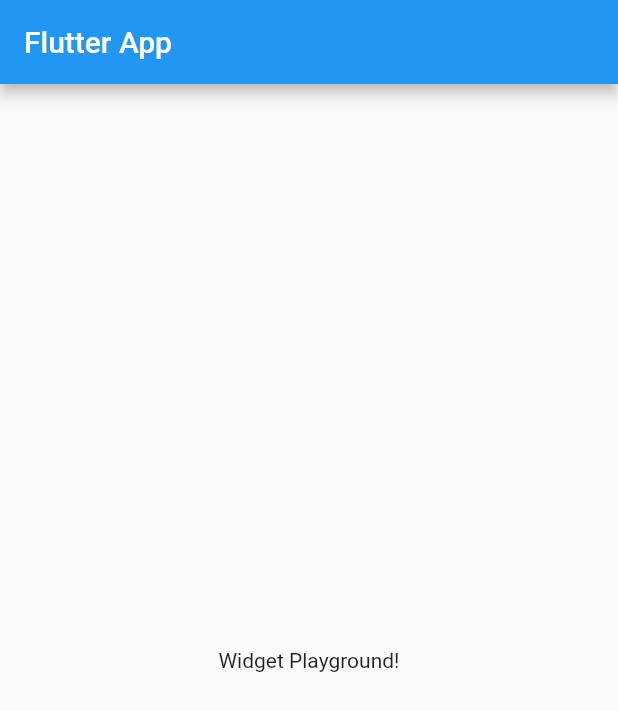
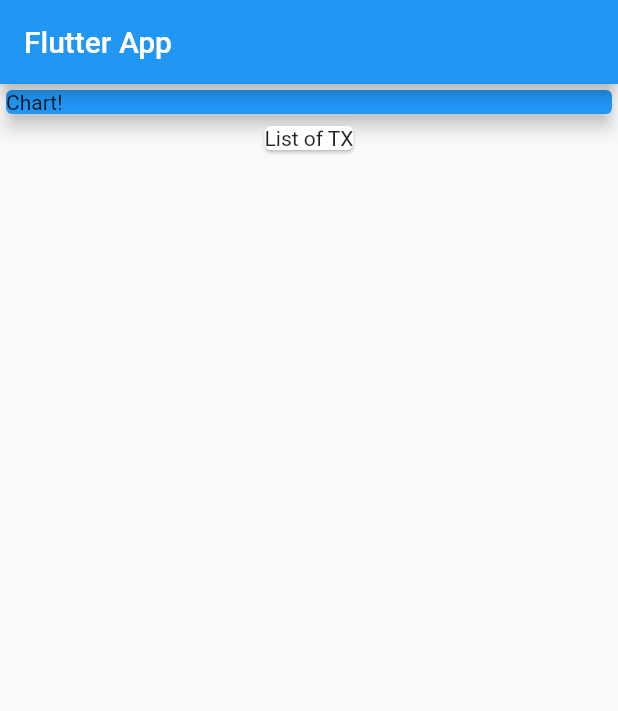
Before and after one commit to godomainz/personal-expenses, a Flutter app: the screen it shows after launch, on a phone screen of 412 x 824 dp. Shown: the top 711 px of the screen. Run offline on Flutter 3.47's test engine with Material 2 defaults, Android fonts, the phone set to English and light mode, and no system bars.

Commit message:
004 Combining Widgets

```diff
--- a/lib/main.dart
+++ b/lib/main.dart
@@ -19,8 +19,20 @@
       appBar: AppBar(
         title: Text('Flutter App'),
       ),
-      body: Center(
-        child: Text('Widget Playground!'),
+      body: Column(
+        children: <Widget>[
+          Container(
+            width: double.infinity,
+            child: Card(
+              color: Colors.blue,
+              child: Text("Chart!"),
+              elevation: 5,
+            ),
+          ),
+          Card(
+            child: Text("List of TX"),
+          ),
+        ],
       ),
     );
   }
```
